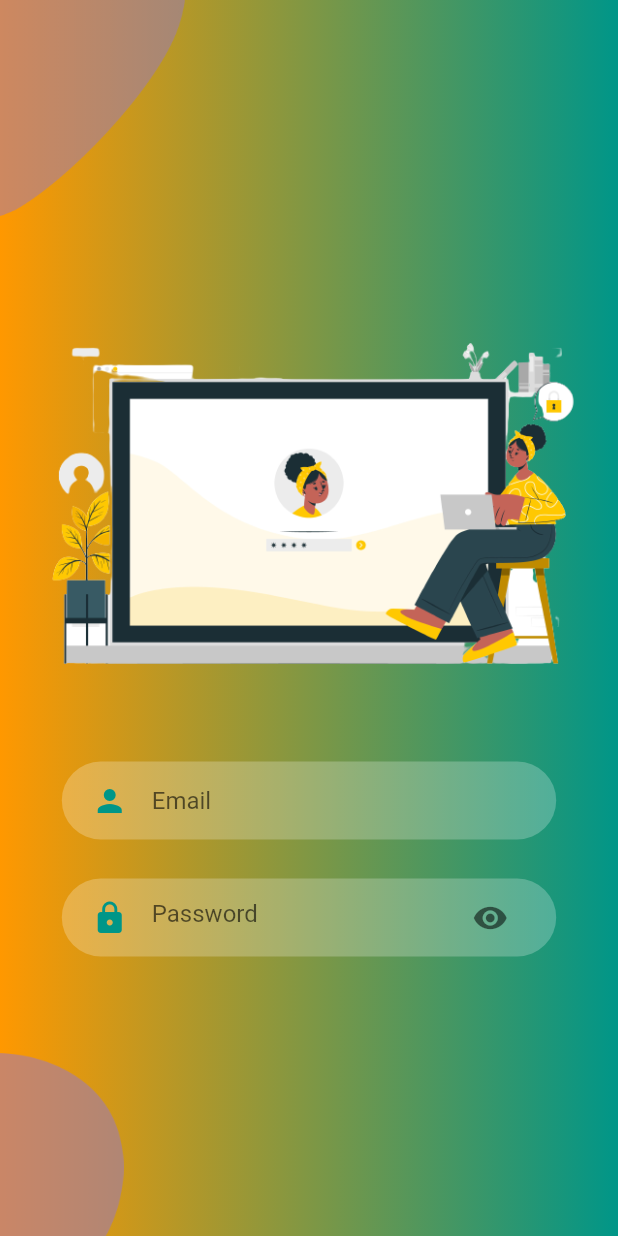
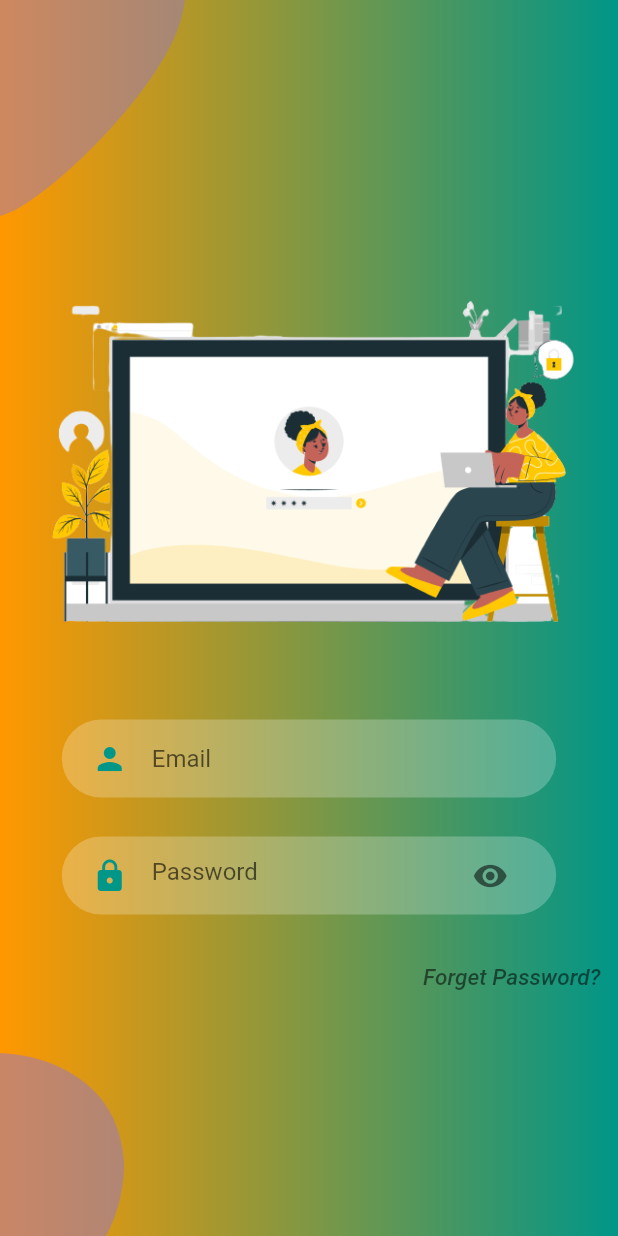
Before and after one commit to otegaoo/flutter-fiverr, a Flutter app: the screen it shows after launch, after a tap on "LOGIN", on a phone screen of 412 x 824 dp. Run offline on Flutter 3.47's test engine with Material 2 defaults, Android fonts, the phone set to English and light mode, and no system bars; our stand-ins replace firebase_auth, firebase_core; accounts and stored records are empty.

Commit message:
FE || Flutter-ui || Forgot-Pssword page-start video #19

```diff
--- a/fiverr/lib/LoginScreen/body.dart
+++ b/fiverr/lib/LoginScreen/body.dart
@@ -41,6 +41,22 @@ class _LoginBodyState extends State<LoginBody> {
                   _passwordController.text = value;
                 },
               ),
+              const SizedBox(height: 8,),
+              Align(
+                alignment: Alignment.centerRight,
+                child: TextButton(
+                  onPressed: () {
+
+                  },
+                  child: const Text(
+                    'Forget Password? ',
+                    style: TextStyle(
+                      color: Colors.black54,
+                      fontSize: 15,
+                      fontStyle: FontStyle.italic,)
+                  ),
+                ),
+              ),
           ]
         ),
       )
```
Also changed, not shown: fiverr/lib/ForgetPassword/forget_password.dart (added, +16 -0 lines).
